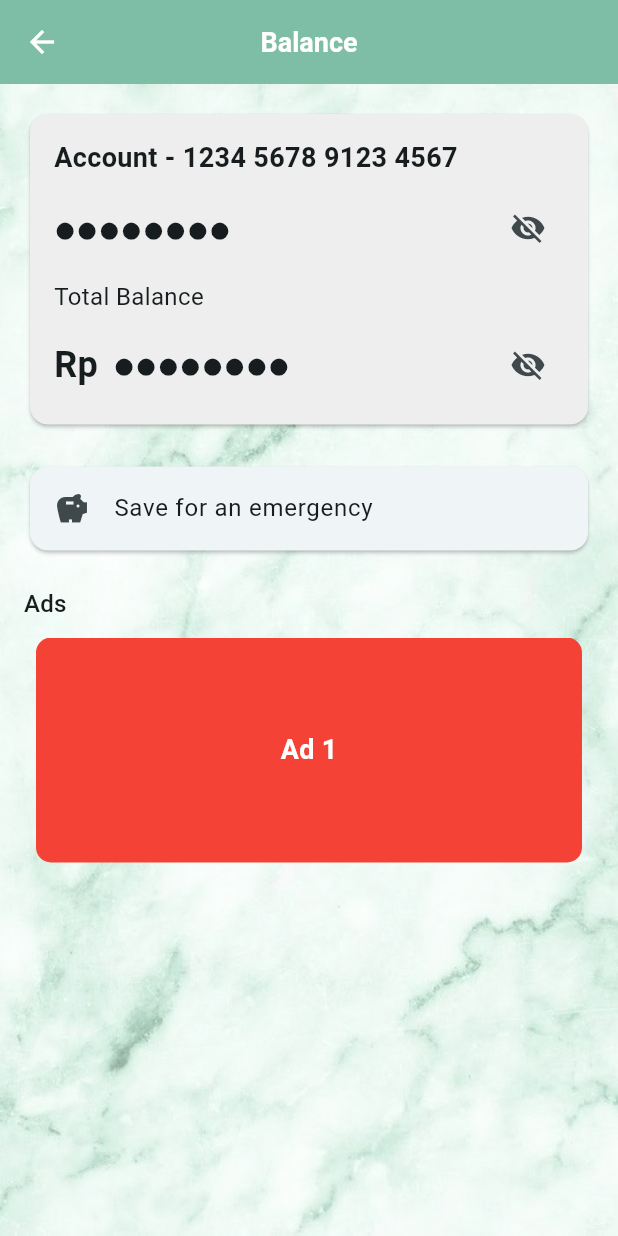
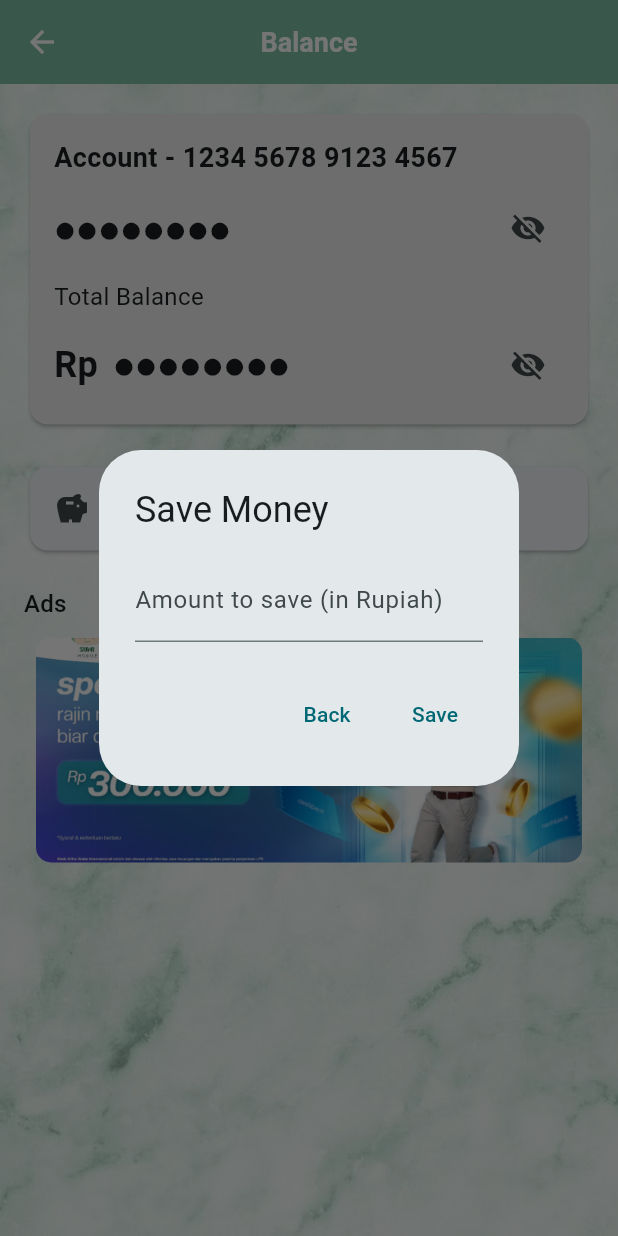
Before and after one commit to iunoz/uts_mobile_banking, a Flutter app: the BalanceScreen screen opened directly, after a tap on "Save for an emergency", on a phone screen of 412 x 824 dp. Run offline on Flutter 3.47's test engine with Material 3 defaults, Android fonts, the light colour scheme and no system bars; our stand-ins replace animated_splash_screen, font_awesome_flutter, image_picker, lottie, qr_flutter, shared_preferences; missing offline and left inert: qr_code_scanner; accounts and stored records are empty.

Commit message:
balance update

```diff
--- a/lib/screens/balance_screen.dart
+++ b/lib/screens/balance_screen.dart
@@ -1,5 +1,5 @@
 import 'package:flutter/material.dart';
-import '../widgets/ads_card.dart'; // Import the AdCard widget
+import '../widgets/ads_card.dart'; // Import the AdsCard widget
 
 class BalanceScreen extends StatefulWidget {
   const BalanceScreen({super.key});
@@ -11,6 +11,109 @@ class BalanceScreen extends StatefulWidget {
 class BalanceScreenState extends State<BalanceScreen> {
   bool _isBalanceHidden = true; // Tracks visibility of the balance
   bool _isAccountNumberHidden = true; // Tracks visibility of the account number
+  final TextEditingController _amountController =
+      TextEditingController(); // Controller for amount input
+  String _pin = ''; // Variable to store the PIN
+
+  // Method to show the first dialog to enter the amount
+  void _showAmountDialog() {
+    showDialog(
+      context: context,
+      builder: (BuildContext context) {
+        return AlertDialog(
+          title: const Text('Save Money'),
+          content: TextField(
+            controller: _amountController,
+            keyboardType: TextInputType.number,
+            decoration: const InputDecoration(
+              labelText: 'Amount to save (in Rupiah)',
+            ),
+          ),
+          actions: [
+            TextButton(
+              onPressed: () {
+                Navigator.of(context).pop(); // Close dialog
+              },
+              child: const Text('Back'),
+            ),
+            TextButton(
+              onPressed: () {
+                // Check if amount is entered
+                if (_amountController.text.isNotEmpty) {
+                  Navigator.of(context).pop(); // Close the amount dialog
+                  _showPinDialog(); // Show the PIN dialog
+                } else {
+                  ScaffoldMessenger.of(context).showSnackBar(
+                    const SnackBar(
+                      content: Text('Please enter a valid amount.'),
+                    ),
+                  );
+                }
+              },
+              child: const Text('Save'),
+            ),
+          ],
+        );
+      },
+    );
+  }
+
+  // Method to show the dialog for entering the PIN
+  void _showPinDialog() {
+    showDialog(
+      context: context,
+      builder: (BuildContext context) {
+        return AlertDialog(
+          title: const Text('Enter Your PIN'),
+          content: TextField(
+            obscureText: true,
+            onChanged: (value) {
+              _pin = value; // Update PIN as user types
+            },
+            decoration: const InputDecoration(
+              labelText: 'PIN',
+            ),
+          ),
+          actions: [
+            TextButton(
+              onPressed: () {
+                Navigator.of(context).pop(); // Close dialog
+              },
+              child: const Text('Back'),
+            ),
+            TextButton(
+              onPressed: () {
+                if (_pin.isNotEmpty) {
+                  // Implement your PIN validation logic here
+
+                  // Show notification after saving
+                  ScaffoldMessenger.of(context).showSnackBar(
+                    SnackBar(
+                      content: Text(
+                        'Rp ${_amountController.text} has been saved to emergency funds.',
+                      ),
+                    ),
+                  );
+
+                  // Clear input fields
+                  _amountController.clear();
+                  _pin = '';
+                  Navigator.of(context).pop(); // Close the PIN dialog
+                } else {
+                  ScaffoldMessenger.of(context).showSnackBar(
+                    const SnackBar(
+                      content: Text('Please enter your PIN.'),
+                    ),
+                  );
+                }
+              },
+              child: const Text('Save'),
+            ),
+          ],
+        );
+      },
+    );
+  }
 
   @override
   Widget build(BuildContext context) {
@@ -32,7 +135,7 @@ class BalanceScreenState extends State<BalanceScreen> {
         child: Container(
           decoration: const BoxDecoration(
             image: DecorationImage(
-              image: AssetImage('assets/images/bg.jpg'),
+              image: AssetImage('assets/images/bg.jpg'), // Background image
               fit: BoxFit.cover,
             ),
           ),
@@ -60,7 +163,6 @@ class BalanceScreenState extends State<BalanceScreen> {
                                     fontSize: 18, fontWeight: FontWeight.bold),
                               ),
                               const SizedBox(height: 10),
-                              // Move the account number Row above the Total Balance label
                               Row(
                                 children: [
                                   Text(
@@ -139,9 +241,8 @@ class BalanceScreenState extends State<BalanceScreen> {
                         child: ListTile(
                           leading: const Icon(Icons.savings),
                           title: const Text('Save for an emergency'),
-                          onTap: () {
-                            // Implement saving navigation or functionality here
-                          },
+                          onTap:
+                              _showAmountDialog, // Show the amount dialog when tapped
                         ),
                       ),
                       const SizedBox(height: 20),
@@ -157,10 +258,10 @@ class BalanceScreenState extends State<BalanceScreen> {
                           scrollDirection: Axis.horizontal,
                           children: const [
                             AdsCard(
-                                adTitle: 'Ad 1',
-                                color: Colors.red), // Use the AdsCard widget
-                            AdsCard(adTitle: 'Ad 2', color: Colors.blue),
-                            AdsCard(adTitle: 'Ad 3', color: Colors.green),
+                                imagePath:
+                                    'assets/images/ad1.jpeg'), // Use the AdsCard widget
+                            AdsCard(imagePath: 'assets/images/ad2.jpg'),
+                            AdsCard(imagePath: 'assets/images/ad3.jpg'),
                           ],
                         ),
                       ),
--- a/lib/widgets/ads_card.dart
+++ b/lib/widgets/ads_card.dart
@@ -1,27 +1,19 @@
 import 'package:flutter/material.dart';
 
 class AdsCard extends StatelessWidget {
-  final String adTitle;
-  final Color color;
+  final String imagePath; // Image path for the ad
 
-  const AdsCard({super.key, required this.adTitle, required this.color});
+  const AdsCard({super.key, required this.imagePath});
 
   @override
   Widget build(BuildContext context) {
     return Container(
       margin: const EdgeInsets.symmetric(horizontal: 8),
       decoration: BoxDecoration(
-        color: color,
         borderRadius: BorderRadius.circular(10),
-      ),
-      child: Center(
-        child: Text(
-          adTitle,
-          style: const TextStyle(
-            color: Colors.white,
-            fontSize: 18,
-            fontWeight: FontWeight.bold,
-          ),
+        image: DecorationImage(
+          image: AssetImage(imagePath), // Use the image asset
+          fit: BoxFit.cover, // Cover the entire card
         ),
       ),
     );
--- a/pubspec.yaml
+++ b/pubspec.yaml
@@ -63,6 +63,7 @@ flutter:
     - assets/images/ads1.jpeg
     - assets/images/ads2.jpeg
     - assets/images/ads3.jpeg
+    - assets/images/ad1.jpeg
     - assets/animations/Animation - 1728215250294.json
     - assets/animations/
 
```
Also changed, not shown: assets/images/ad1.jpeg (added), pubspec.lock.
